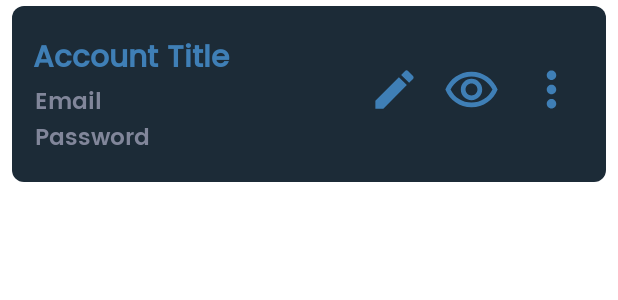
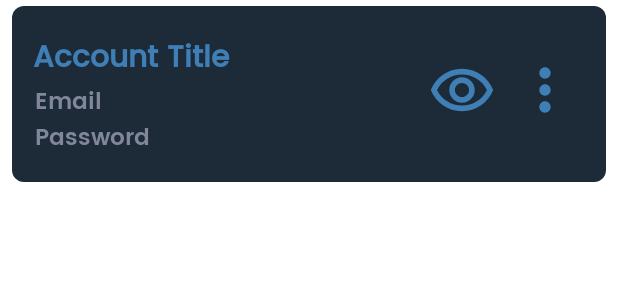
Before and after one commit to StevenCherian/SecureSafe, an Android app: the layout password_list.xml on its own in the app's theme, with its tools: preview values and no code run, on a phone screen of 412 x 824 dp. Shown: the top 300 px of the screen. Run offline under Robolectric (Android 15) with nearby library versions, the phone set to English and light mode, and no system bars.

Commit message:
Viewing functionality added for passwords. Slight adjustments to UI.

```diff
--- a/app/src/main/java/com/example/cmsc413project/LoginCredentials.java
+++ b/app/src/main/java/com/example/cmsc413project/LoginCredentials.java
@@ -14,7 +14,6 @@ public class LoginCredentials {
         this.appName = appName;
         this.email = email;
         this.password = encrypt(password);      //password is encrypted before storing to ensure more security
-        //plaintext password is never stored anywhere
     }
 
     /*
@@ -23,7 +22,7 @@ public class LoginCredentials {
         the password is never stored un-encrypted
      */
 
-    public String encrypt(String password){
+    public static String encrypt(String password){
         String encryptedPassword = "";
         try {
             char[] result = new char[password.length()];
--- a/app/src/main/res/layout/activity_main.xml
+++ b/app/src/main/res/layout/activity_main.xml
@@ -19,7 +19,7 @@
         android:layout_height="wrap_content"
         android:layout_marginStart="30dp"
         android:layout_marginTop="30dp"
-        android:layout_marginEnd="25dp"
+        android:layout_marginEnd="22dp"
         android:gravity="center_vertical"
         android:orientation="horizontal"
         app:layout_constraintEnd_toEndOf="parent"
@@ -37,7 +37,7 @@
 
         <TextView
             android:id="@+id/textView2"
-            android:layout_width="0dp"
+            android:layout_width="130dp"
             android:layout_height="wrap_content"
             android:layout_weight="1" />
 
@@ -45,7 +45,7 @@
             android:id="@+id/searchButton"
             android:layout_width="45dp"
             android:layout_height="45dp"
-            android:layout_marginEnd="5dp"
+            android:layout_marginEnd="10dp"
             android:background="@drawable/ic_search_24"
             android:backgroundTint="@color/text_blue"
             tools:ignore="SpeakableTextPresentCheck,TouchTargetSizeCheck" />
--- a/app/src/main/res/layout/password_list.xml
+++ b/app/src/main/res/layout/password_list.xml
@@ -58,34 +58,25 @@
     <LinearLayout
         android:layout_width="wrap_content"
         android:layout_height="match_parent"
-        android:layout_marginEnd="17dp"
+        android:layout_marginEnd="18dp"
         android:orientation="horizontal"
         app:layout_constraintBottom_toBottomOf="parent"
         app:layout_constraintEnd_toEndOf="parent"
         app:layout_constraintTop_toTopOf="parent">
 
         <androidx.appcompat.widget.AppCompatButton
-            android:id="@+id/editButton"
-            android:layout_width="34dp"
-            android:layout_height="34dp"
-            android:layout_marginEnd="15dp"
-            android:background="@drawable/ic_edit_24"
-            android:backgroundTint="@color/text_blue"
-            tools:ignore="SpeakableTextPresentCheck,TouchTargetSizeCheck" />
-
-        <androidx.appcompat.widget.AppCompatButton
             android:id="@+id/viewPasswordButton"
-            android:layout_width="38dp"
-            android:layout_height="38dp"
-            android:layout_marginEnd="15dp"
+            android:layout_width="45dp"
+            android:layout_height="45dp"
+            android:layout_marginEnd="10dp"
             android:background="@drawable/ic_outline_24"
             android:backgroundTint="@color/text_blue"
             tools:ignore="SpeakableTextPresentCheck,TouchTargetSizeCheck" />
 
         <androidx.appcompat.widget.AppCompatButton
             android:id="@+id/moreButton"
-            android:layout_width="38dp"
-            android:layout_height="38dp"
+            android:layout_width="45dp"
+            android:layout_height="45dp"
             android:adjustViewBounds="true"
             android:background="@drawable/ic_more_vert_24"
             android:backgroundTint="@color/text_blue"
```
Also changed, not shown: app/src/main/java/com/example/cmsc413project/Adapter.java (+10 -28 lines).
